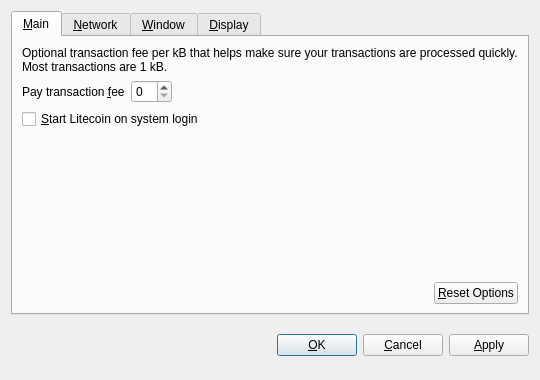
startcoin-project/startcoin, file src/qt/forms/optionsdialog.ui: the form before one commit.
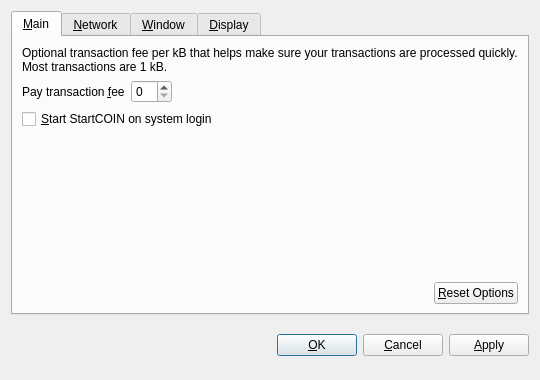
The form after the commit. Custom widgets are drawn as their Qt base class.

The edit to the form file:
```diff
--- a/src/qt/forms/optionsdialog.ui
+++ b/src/qt/forms/optionsdialog.ui
@@ -82,7 +82,7 @@
           <string>Automatically start Litecoin after logging in to the system.</string>
          </property>
          <property name="text">
-          <string>&amp;Start Litecoin on system login</string>
+          <string>&amp;Start StartCOIN on system login</string>
          </property>
         </widget>
        </item>
```
Left out of the diff: 10 changed lines with no effect on the pictures.
